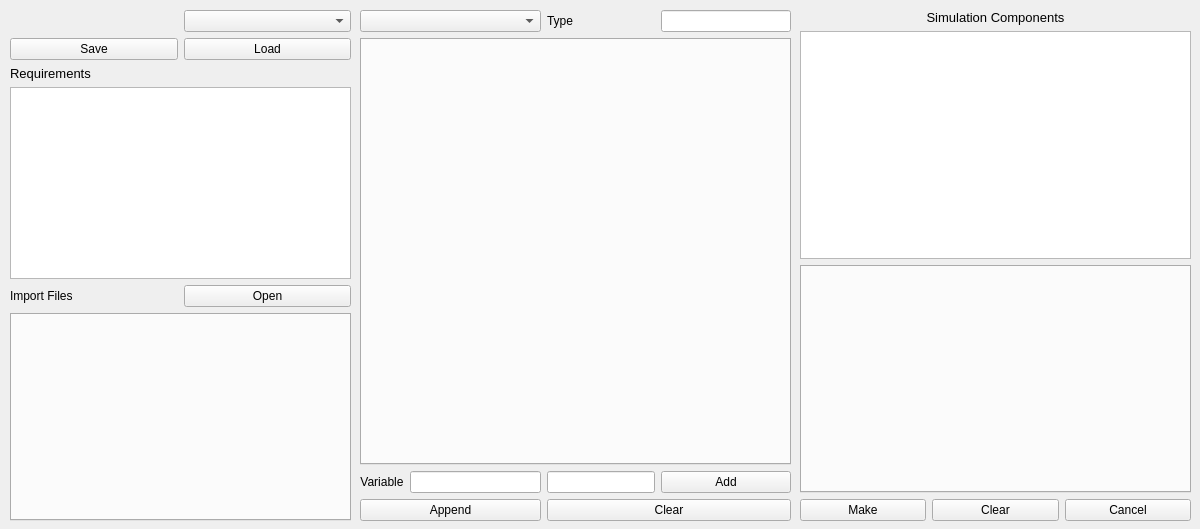
Before: the Qt Designer form ui/simulation.ui in Somhammer/ProtonTherapy, drawn with Qt 5.
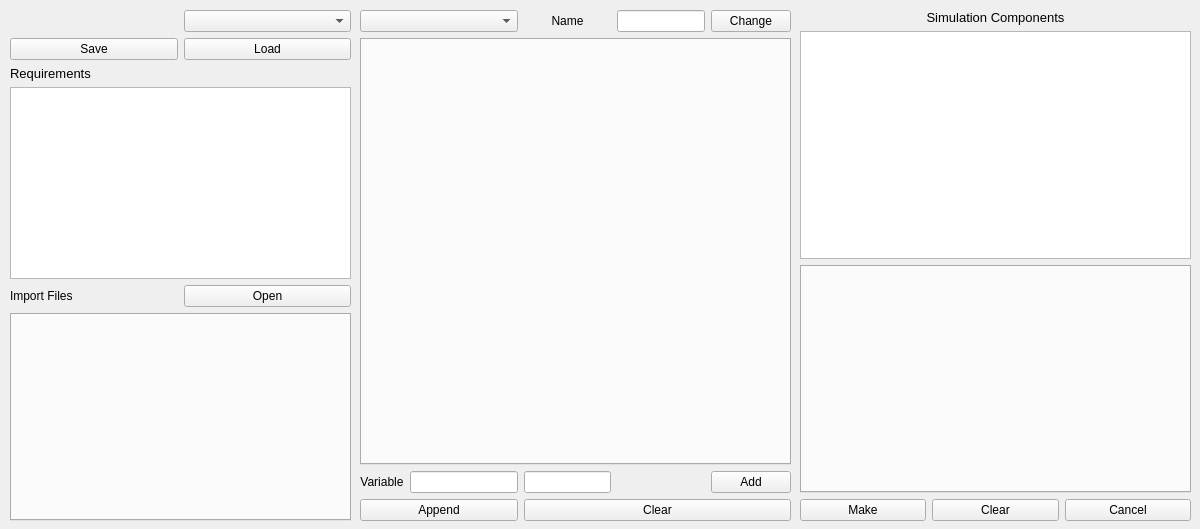
After: the same form once the commit is applied. Icons and pictures are not drawn.

Diff of the .ui file:
```diff
--- a/ui/simulation.ui
+++ b/ui/simulation.ui
@@ -139,7 +139,7 @@
     <item row="0" column="0" colspan="2">
      <widget class="QComboBox" name="comboComp"/>
     </item>
-    <item row="1" column="0" colspan="4">
+    <item row="1" column="0" colspan="5">
      <widget class="QTabWidget" name="tabComp"/>
     </item>
     <item row="2" column="1">
@@ -152,7 +152,7 @@
       </property>
      </widget>
     </item>
-    <item row="2" column="3">
+    <item row="2" column="4">
      <widget class="QPushButton" name="pushAddNewPara">
       <property name="sizePolicy">
        <sizepolicy hsizetype="Preferred" vsizetype="Fixed">
@@ -192,7 +192,7 @@
       </property>
      </widget>
     </item>
-    <item row="3" column="2" colspan="2">
+    <item row="3" column="2" colspan="3">
      <widget class="QPushButton" name="pushClearComp">
       <property name="text">
        <string>Clear</string>
@@ -202,18 +202,28 @@
     <item row="0" column="2">
      <widget class="QLabel" name="label_2">
       <property name="sizePolicy">
-       <sizepolicy hsizetype="Maximum" vsizetype="Preferred">
+       <sizepolicy hsizetype="Preferred" vsizetype="Preferred">
         <horstretch>0</horstretch>
         <verstretch>0</verstretch>
        </sizepolicy>
       </property>
       <property name="text">
-       <string>Type</string>
+       <string>Name</string>
+      </property>
+      <property name="alignment">
+       <set>Qt::AlignCenter</set>
       </property>
      </widget>
     </item>
     <item row="0" column="3">
-     <widget class="QLineEdit" name="lineCompType"/>
+     <widget class="QLineEdit" name="lineCompName"/>
+    </item>
+    <item row="0" column="4">
+     <widget class="QPushButton" name="pushChangeName">
+      <property name="text">
+       <string>Change</string>
+      </property>
+     </widget>
     </item>
    </layout>
   </widget>
```
